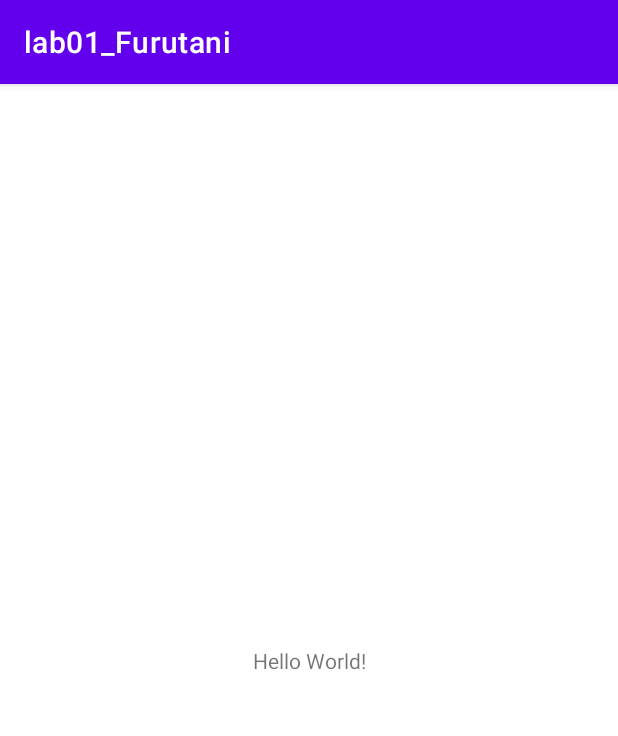
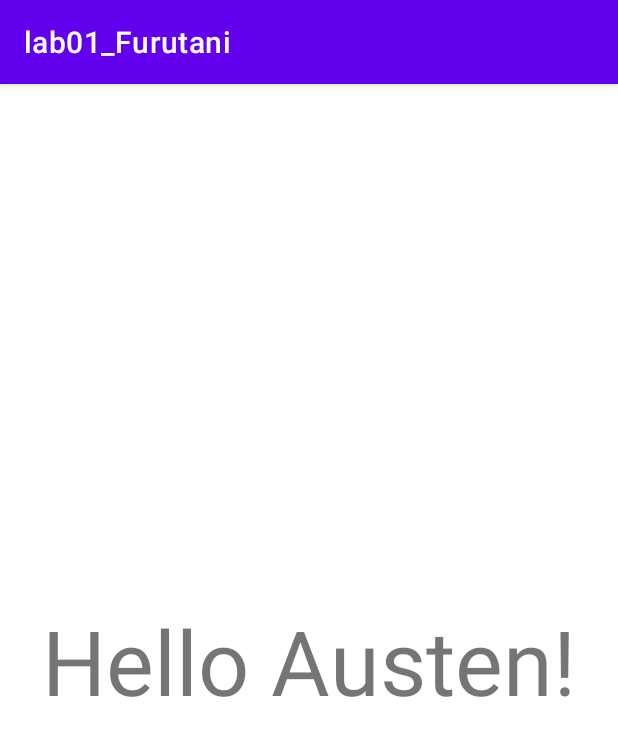
Before and after one commit to Furutania/lab01_Furutani, an Android app: the screen it shows after launch (MainActivity), on a phone screen of 412 x 824 dp. Shown: the top 736 px of the screen. Run offline under Robolectric (Android 15) with nearby library versions, the phone set to English and light mode, and no system bars.

Commit message:
Change text to "Hello Austen"

```diff
--- a/app/src/main/res/layout/activity_main.xml
+++ b/app/src/main/res/layout/activity_main.xml
@@ -9,7 +9,8 @@
     <TextView
         android:layout_width="wrap_content"
         android:layout_height="wrap_content"
-        android:text="Hello World!"
+        android:textSize="60dp"
+        android:text="Hello Austen!"
         app:layout_constraintBottom_toBottomOf="parent"
         app:layout_constraintLeft_toLeftOf="parent"
         app:layout_constraintRight_toRightOf="parent"
```
